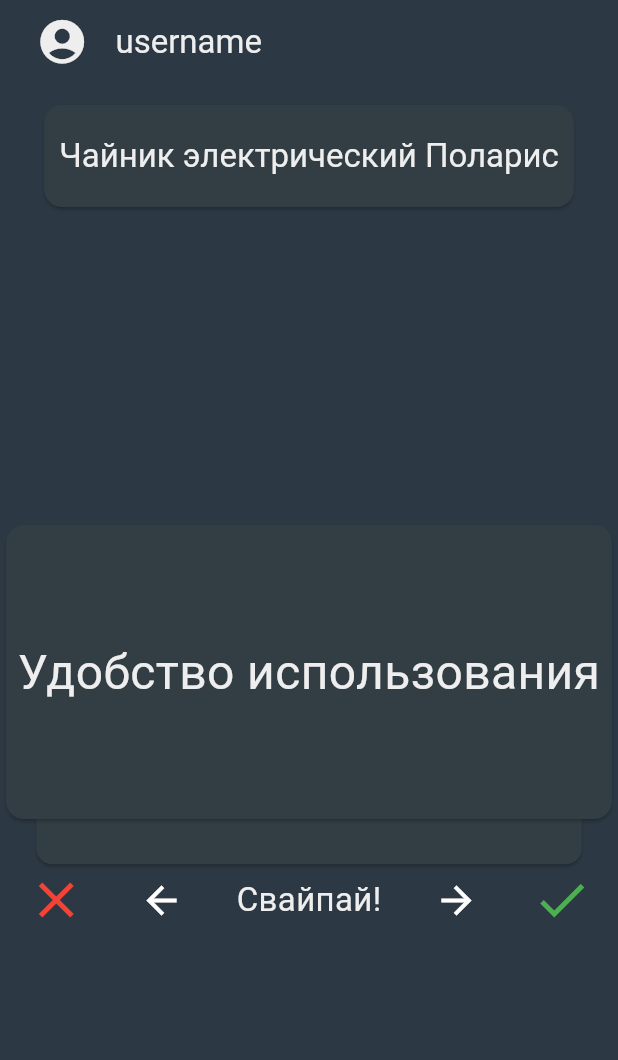
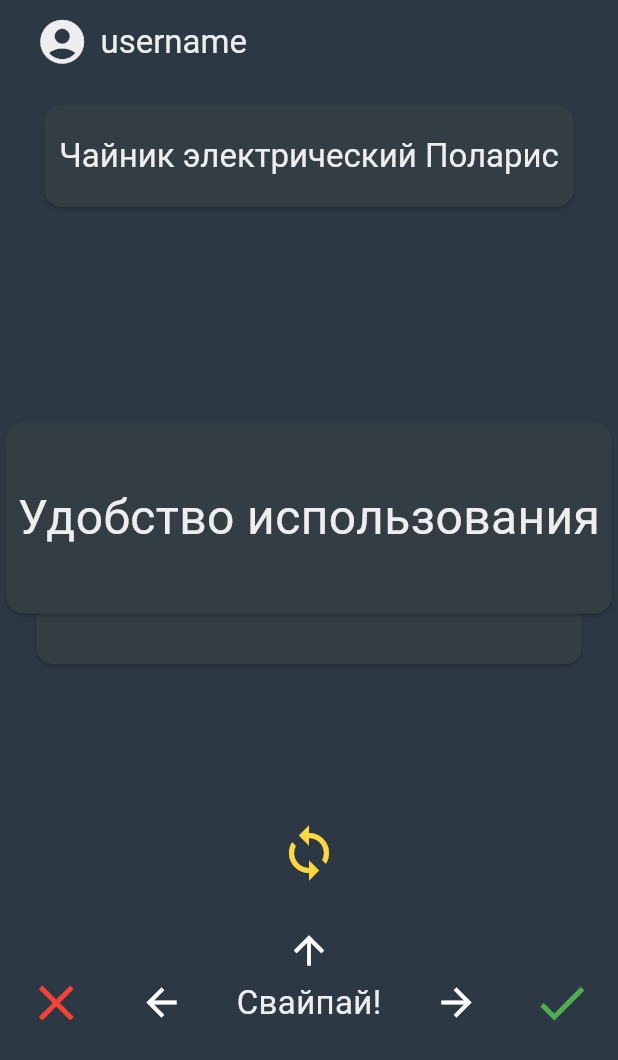
Before and after one commit to Street02krutoy/t_polls_app, a Flutter app: the screen it shows after launch, on a phone screen of 412 x 824 dp. Shown: the top 1060 px of the screen. Run offline on Flutter 3.47's test engine with Material 3 defaults, Android fonts, the phone set to English and light mode, and no system bars; drawn by our look-alikes of appinio_swiper; missing offline and left inert: running_text, telegram_web_app.

Commit message:
SWIPESSSS!!! up too

```diff
--- a/lib/pages/main_page.dart
+++ b/lib/pages/main_page.dart
@@ -3,7 +3,6 @@ import 'package:t_polls_app/main.dart';
 import 'package:t_polls_app/pages/list_page.dart';
 import 'package:t_polls_app/pages/profile_page.dart';
 import 'package:t_polls_app/pages/swipe_page.dart';
-import 'package:t_polls_app/widgets/poll_card.dart';
 
 class MainPage extends StatefulWidget {
   const MainPage({super.key});
@@ -25,18 +24,20 @@ class _MainPageState extends State<MainPage> with TickerProviderStateMixin {
           children: [
             IconButton(
               onPressed: () {
-                Navigator.of(context).push(MaterialPageRoute(
-                    builder: (context) => ProfilePage(refreshParent: refresh,)));
+                Navigator.of(context).push(
+                  MaterialPageRoute(
+                    builder: (context) => ProfilePage(
+                      refreshParent: refresh,
+                    ),
+                  ),
+                );
               },
               icon: const Icon(
                 Icons.account_circle,
                 size: 35,
               ),
             ),
-            Padding(
-              padding: const EdgeInsets.all(10.0),
-              child: const Text("username"),
-            )
+            Text("username"),
           ],
         ),
       ),
--- a/lib/pages/swipe_page.dart
+++ b/lib/pages/swipe_page.dart
@@ -1,8 +1,6 @@
 import "package:flutter/material.dart";
 import 'package:appinio_swiper/appinio_swiper.dart';
-import "package:running_text/running_text.dart";
 import "../types/poll.dart";
-import "../widgets/poll_card.dart";
 
 class SwipePage extends StatefulWidget {
   const SwipePage({super.key});
@@ -55,7 +53,9 @@ class _SwipePageState extends State<SwipePage> {
             child: AppinioSwiper(
               cardCount: 4,
               backgroundCardCount: 0,
-              swipeOptions: const SwipeOptions.symmetric(horizontal: true),
+              maxAngle: 5,
+              threshold: 20,
+              swipeOptions: const SwipeOptions.only(up: true, right: true, left: true),
               onSwipeEnd: (int previousIndex, int targetIndex,
                   SwiperActivity activity) {
                 if (previousIndex == targetIndex) return;
@@ -64,6 +64,9 @@ class _SwipePageState extends State<SwipePage> {
                 }
                 if (activity.direction == AxisDirection.right) {
                   // 5 star or yes
+                }
+                if (activity.direction == AxisDirection.up) {
+                  // skip
                 }
                 if (targetIndex == 4) {
                   showDialog(
@@ -90,7 +93,17 @@ class _SwipePageState extends State<SwipePage> {
               ),
             ),
           ),
+          const Spacer(),
+          const Icon(
+            Icons.loop,
+            size: 40,
+            color: Colors.amberAccent,
+          ),
           const SizedBox(height: 30,),
+          const Icon(
+            Icons.arrow_upward,
+            size: 30,
+          ),
           const Row(
             mainAxisAlignment: MainAxisAlignment.spaceAround,
             children: [
```
